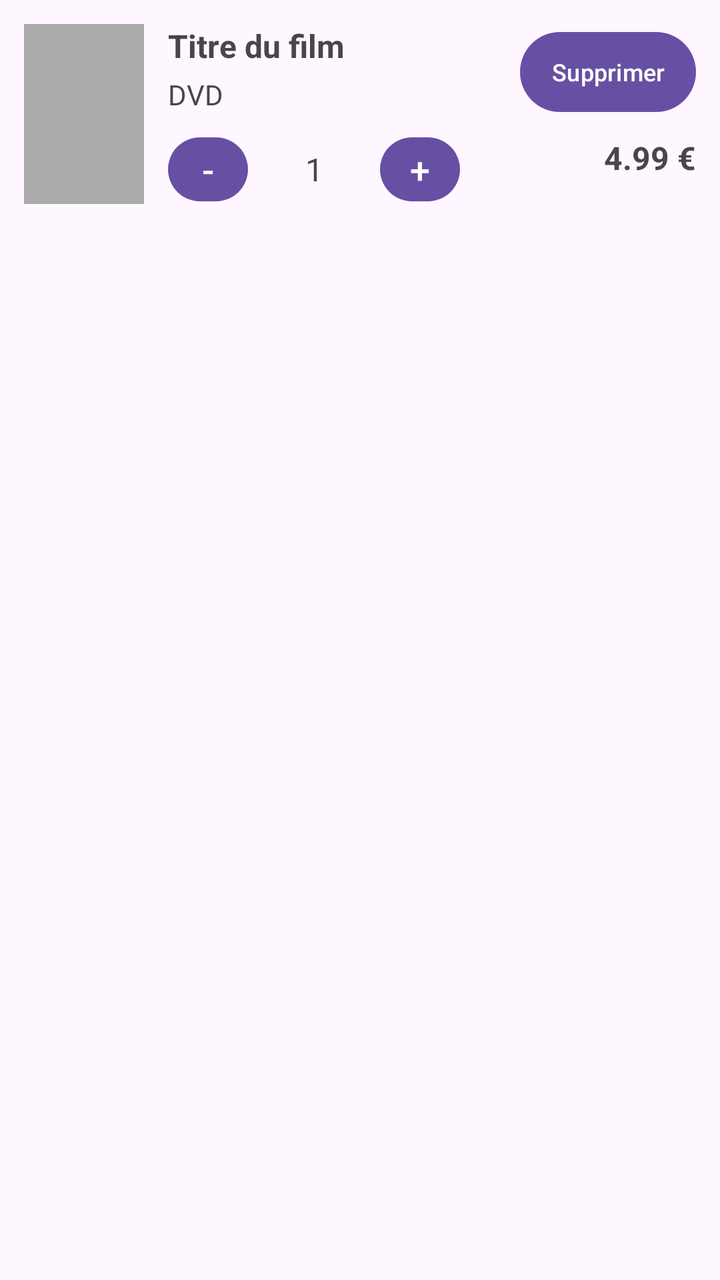
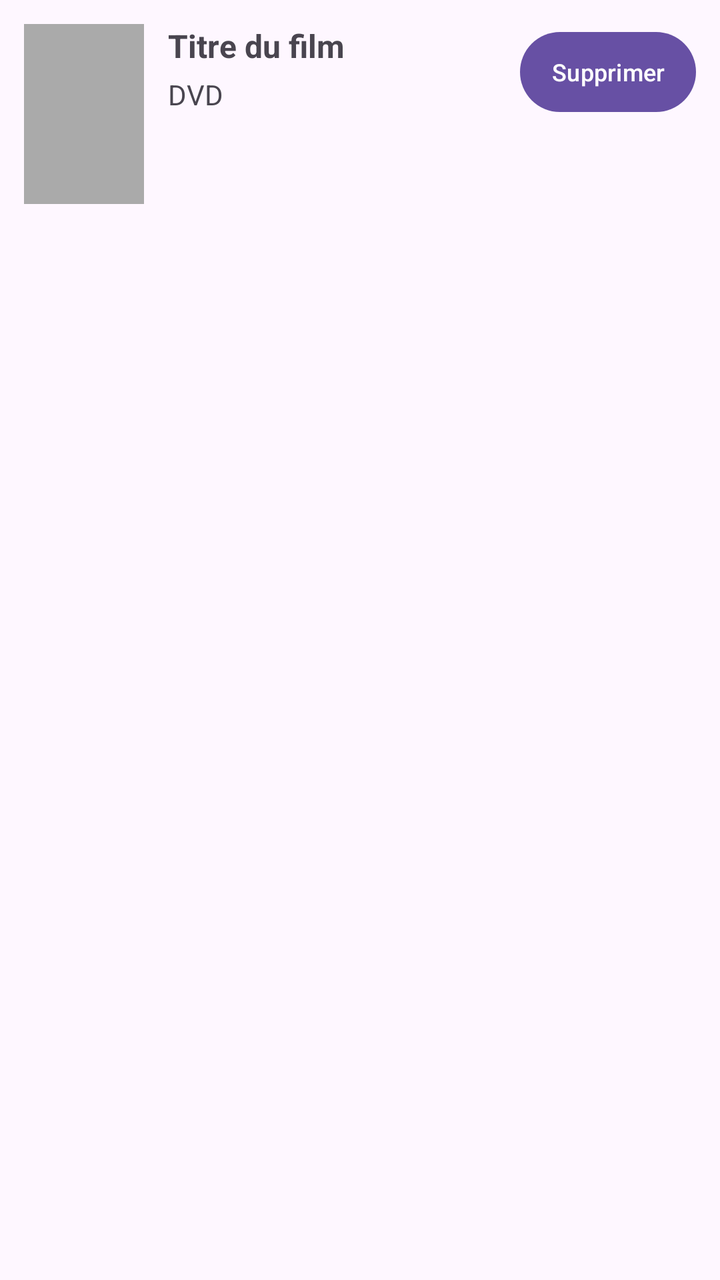

Two renders of the same Android screen: before a commit and after it. Below are the layout's source before the change and the commit's diff.
<!-- AndroidManifest.xml: application theme Theme.Applicationrftg -->
<!-- res/layout/item_panier.xml -->
<?xml version="1.0" encoding="utf-8"?>
<LinearLayout xmlns:android="http://schemas.android.com/apk/res/android"
    android:layout_width="match_parent"
    android:layout_height="wrap_content"
    android:orientation="vertical"
    android:padding="12dp">

    <LinearLayout
        android:layout_width="match_parent"
        android:layout_height="wrap_content"
        android:orientation="horizontal">

        
        <ImageView
            android:id="@+id/ivFilmImage"
            android:layout_width="60dp"
            android:layout_height="90dp"
            android:background="@android:color/darker_gray"
            android:scaleType="centerCrop"
            android:layout_marginEnd="12dp"/>

        
        <LinearLayout
            android:layout_width="0dp"
            android:layout_height="wrap_content"
            android:layout_weight="1"
            android:orientation="vertical">

            <TextView
                android:id="@+id/tvItemTitre"
                android:layout_width="match_parent"
                android:layout_height="wrap_content"
                android:text="Titre du film"
                android:textSize="16sp"
                android:textStyle="bold"
                android:layout_marginBottom="4dp"/>

            <TextView
                android:id="@+id/tvItemType"
                android:layout_width="match_parent"
                android:layout_height="wrap_content"
                android:text="DVD"
                android:textSize="14sp"
                android:layout_marginBottom="8dp"/>

            
            <LinearLayout
                android:layout_width="match_parent"
                android:layout_height="wrap_content"
                android:orientation="horizontal"
                android:gravity="center_vertical">

                <Button
                    android:id="@+id/btnDiminuer"
                    android:layout_width="40dp"
                    android:layout_height="40dp"
                    android:text="-"
                    android:textSize="18sp"
                    android:padding="0dp"/>

                <TextView
                    android:id="@+id/tvQuantite"
                    android:layout_width="50dp"
                    android:layout_height="wrap_content"
                    android:text="1"
                    android:textSize="16sp"
                    android:gravity="center"
                    android:layout_marginHorizontal="8dp"/>

                <Button
                    android:id="@+id/btnAugmenter"
                    android:layout_width="40dp"
                    android:layout_height="40dp"
                    android:text="+"
                    android:textSize="18sp"
                    android:padding="0dp"/>

            </LinearLayout>

        </LinearLayout>

        
        <LinearLayout
            android:layout_width="wrap_content"
            android:layout_height="match_parent"
            android:orientation="vertical"
            android:gravity="end">

            <Button
                android:id="@+id/btnSupprimer"
                android:layout_width="wrap_content"
                android:layout_height="wrap_content"
                android:text="Supprimer"
                android:textSize="12sp"
                android:padding="8dp"
                android:layout_marginBottom="8dp"/>

            <TextView
                android:id="@+id/tvItemPrix"
                android:layout_width="wrap_content"
                android:layout_height="wrap_content"
                android:text="4.99 €"
                android:textSize="16sp"
                android:textStyle="bold"/>

        </LinearLayout>

    </LinearLayout>

</LinearLayout>
<!-- resources referenced by this layout -->
<resources>
  <style name="Theme.Applicationrftg" parent="Base.Theme.Applicationrftg" />
  <style name="Base.Theme.Applicationrftg" parent="Theme.Material3.DayNight.NoActionBar">
          
          
      </style>
</resources>

<!-- the commit's change to res/layout/item_panier.xml (unified diff, before → after) -->
@@ -40,70 +40,18 @@
                 android:layout_width="match_parent"
                 android:layout_height="wrap_content"
                 android:text="DVD"
-                android:textSize="14sp"
-                android:layout_marginBottom="8dp"/>
-
-            
-            <LinearLayout
-                android:layout_width="match_parent"
-                android:layout_height="wrap_content"
-                android:orientation="horizontal"
-                android:gravity="center_vertical">
-
-                <Button
-                    android:id="@+id/btnDiminuer"
-                    android:layout_width="40dp"
-                    android:layout_height="40dp"
-                    android:text="-"
-                    android:textSize="18sp"
-                    android:padding="0dp"/>
-
-                <TextView
-                    android:id="@+id/tvQuantite"
-                    android:layout_width="50dp"
-                    android:layout_height="wrap_content"
-                    android:text="1"
-                    android:textSize="16sp"
-                    android:gravity="center"
-                    android:layout_marginHorizontal="8dp"/>
-
-                <Button
-                    android:id="@+id/btnAugmenter"
-                    android:layout_width="40dp"
-                    android:layout_height="40dp"
-                    android:text="+"
-                    android:textSize="18sp"
-                    android:padding="0dp"/>
-
-            </LinearLayout>
+                android:textSize="14sp"/>
 
         </LinearLayout>
 
         
-        <LinearLayout
+        <Button
+            android:id="@+id/btnSupprimer"
             android:layout_width="wrap_content"
-            android:layout_height="match_parent"
-            android:orientation="vertical"
-            android:gravity="end">
-
-            <Button
-                android:id="@+id/btnSupprimer"
-                android:layout_width="wrap_content"
-                android:layout_height="wrap_content"
-                android:text="Supprimer"
-                android:textSize="12sp"
-                android:padding="8dp"
-                android:layout_marginBottom="8dp"/>
-
-            <TextView
-                android:id="@+id/tvItemPrix"
-                android:layout_width="wrap_content"
-                android:layout_height="wrap_content"
-                android:text="4.99 €"
-                android:textSize="16sp"
-                android:textStyle="bold"/>
-
-        </LinearLayout>
+            android:layout_height="wrap_content"
+            android:text="Supprimer"
+            android:textSize="12sp"
+            android:padding="8dp"/>
 
     </LinearLayout>
 
